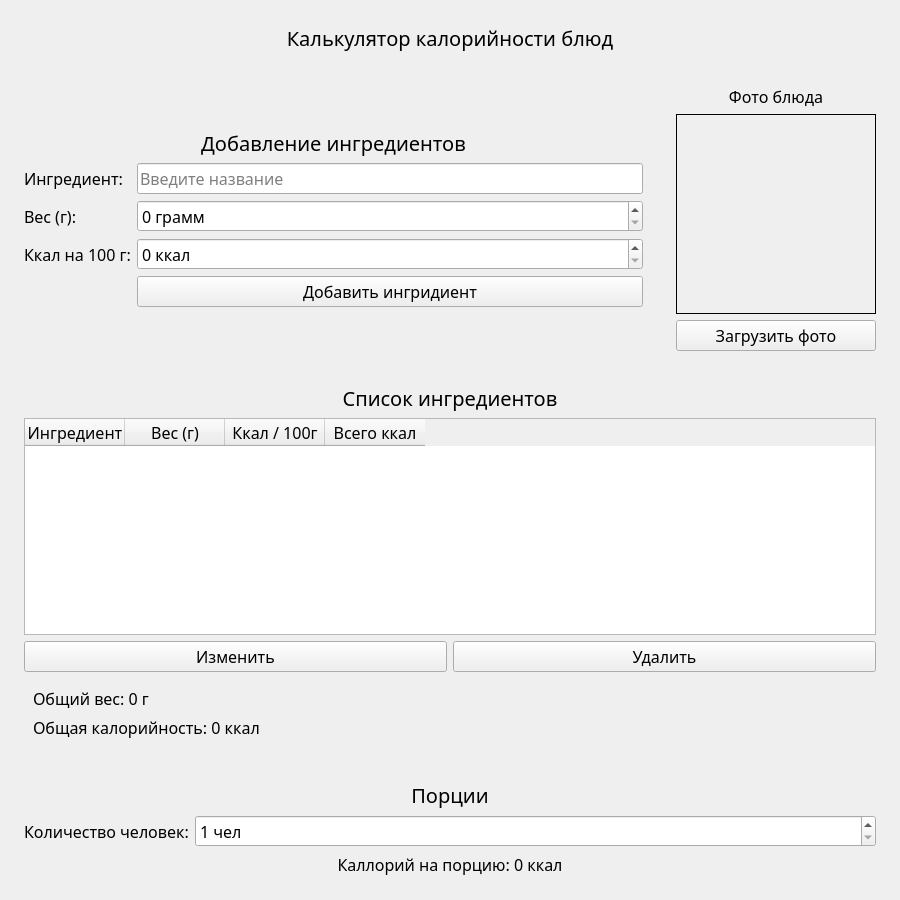
Above: calculator.ui from ilyapuzo/CaloriesCalculator before the change. Below: the same form after it.
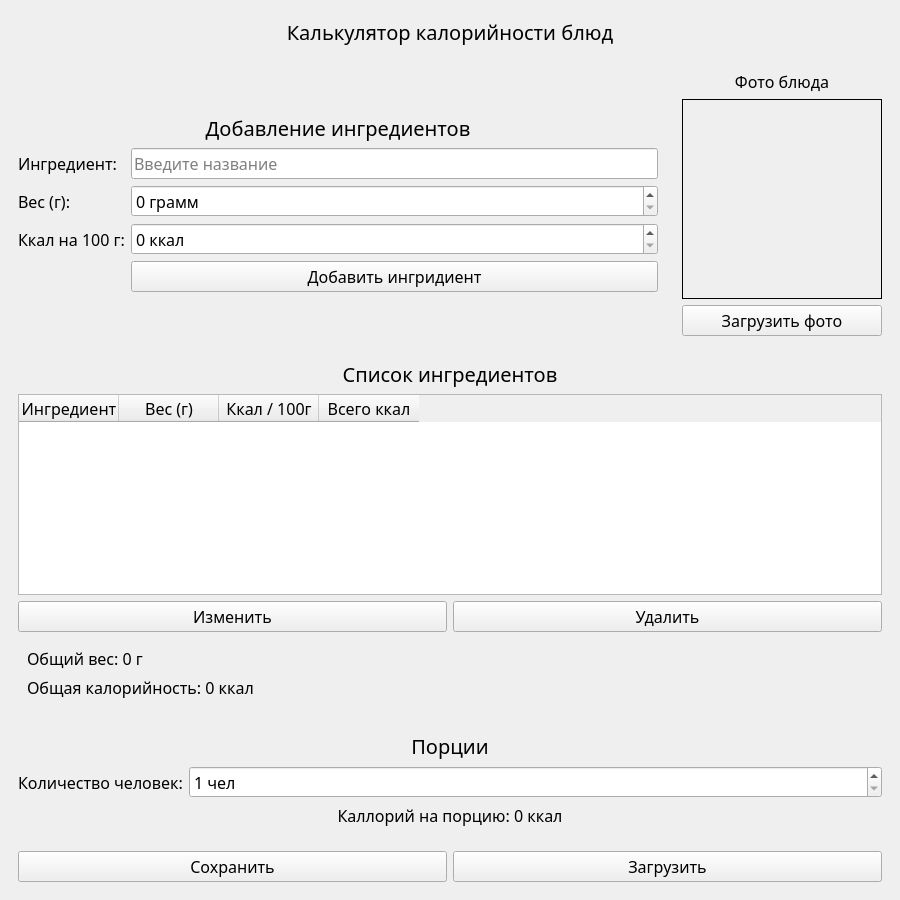
That is the form after the change.

Commit message: Изменен интерфейс, добавлены две кнопки

The edit to the form file:
```diff
--- a/calculator.ui
+++ b/calculator.ui
@@ -14,22 +14,7 @@
    <string>Калькулятор калорийности блюд</string>
   </property>
   <widget class="QWidget" name="centralwidget">
-   <layout class="QVBoxLayout" name="verticalLayout_5">
-    <property name="spacing">
-     <number>15</number>
-    </property>
-    <property name="leftMargin">
-     <number>15</number>
-    </property>
-    <property name="topMargin">
-     <number>15</number>
-    </property>
-    <property name="rightMargin">
-     <number>15</number>
-    </property>
-    <property name="bottomMargin">
-     <number>15</number>
-    </property>
+   <layout class="QVBoxLayout" name="verticalLayout_7">
     <item>
      <widget class="QWidget" name="widget_6" native="true">
       <layout class="QHBoxLayout" name="horizontalLayout_3">
@@ -469,6 +454,48 @@
       </layout>
      </widget>
     </item>
+    <item>
+     <widget class="QWidget" name="widget_7" native="true">
+      <layout class="QVBoxLayout" name="verticalLayout_5">
+       <item>
+        <layout class="QHBoxLayout" name="horizontalLayout_4">
+         <item>
+          <widget class="QPushButton" name="btnImport">
+           <property name="font">
+            <font>
+             <family>Century Gothic</family>
+             <pointsize>12</pointsize>
+            </font>
+           </property>
+           <property name="cursor">
+            <cursorShape>PointingHandCursor</cursorShape>
+           </property>
+           <property name="text">
+            <string>Сохранить</string>
+           </property>
+          </widget>
+         </item>
+         <item>
+          <widget class="QPushButton" name="btnExport">
+           <property name="font">
+            <font>
+             <family>Century Gothic</family>
+             <pointsize>12</pointsize>
+            </font>
+           </property>
+           <property name="cursor">
+            <cursorShape>PointingHandCursor</cursorShape>
+           </property>
+           <property name="text">
+            <string>Загрузить</string>
+           </property>
+          </widget>
+         </item>
+        </layout>
+       </item>
+      </layout>
+     </widget>
+    </item>
     <item>
      <layout class="QVBoxLayout" name="verticalLayout_3"/>
     </item>
```
